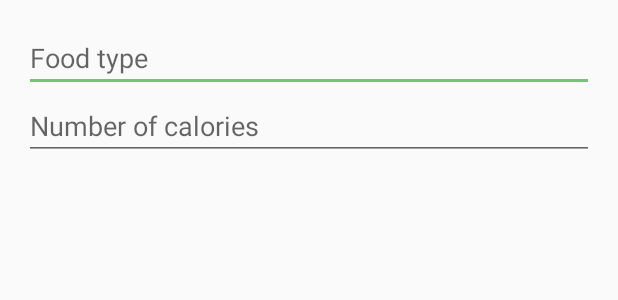
After one commit to kassimii/Self_made, an Android app: the layout layout_dialog.xml on its own in the app's theme, with its tools: preview values and no code run, on a phone screen of 412 x 824 dp. The commit adds this screen. Shown: the top 300 px of the screen. Run offline under Robolectric (Android 15) with nearby library versions, the phone set to English and light mode, and no system bars.

Commit message:
Added: Add new meal type feature & chart

```diff
--- a/app/build.gradle
+++ b/app/build.gradle
@@ -30,4 +30,5 @@ dependencies {
     testImplementation 'junit:junit:4.12'
     androidTestImplementation 'androidx.test.ext:junit:1.1.1'
     androidTestImplementation 'androidx.test.espresso:espresso-core:3.2.0'
+    implementation 'com.github.PhilJay:MPAndroidChart:v3.1.0'
 }
--- a/app/src/main/AndroidManifest.xml
+++ b/app/src/main/AndroidManifest.xml
@@ -13,7 +13,8 @@
         android:roundIcon="@mipmap/ic_launcher_round"
         android:supportsRtl="true"
         android:theme="@style/AppTheme">
-        <activity android:name=".CaloriesCounter"></activity>
+        <activity android:name=".CaloriesConsumedChart"></activity>
+        <activity android:name=".CaloriesCounter" />
         <activity android:name=".ErrorCustomToast" />
         <activity android:name=".ForgotPassword" />
         <activity android:name=".SignUp" />
--- /dev/null
+++ b/app/src/main/java/com/example/self_made/GetCaloriesFromDb.java
@@ -0,0 +1,4 @@
+package com.example.self_made;
+
+public interface GetCaloriesFromDb {
+}
--- /dev/null
+++ b/app/src/main/java/com/example/self_made/NewMealDialogListener.java
@@ -0,0 +1,6 @@
+package com.example.self_made;
+
+public interface NewMealDialogListener {
+    void addFoodType(String foodType, String calories);
+
+}
--- a/app/src/main/res/layout/activity_calories_counter.xml
+++ b/app/src/main/res/layout/activity_calories_counter.xml
@@ -194,7 +194,7 @@
         app:layout_constraintVertical_bias="0.75" />
 
     <Button
-        android:id="@+id/show_meal_log_button"
+        android:id="@+id/show_calories_consumed_chart_button"
         android:layout_width="120dp"
         android:layout_height="70dp"
         android:background="@drawable/custom_orange_button"
--- /dev/null
+++ b/app/src/main/res/layout/layout_dialog.xml
@@ -0,0 +1,26 @@
+<?xml version="1.0" encoding="utf-8"?>
+<RelativeLayout xmlns:android="http://schemas.android.com/apk/res/android"
+    xmlns:app="http://schemas.android.com/apk/res-auto"
+    android:layout_width="match_parent" android:layout_height="match_parent"
+    android:padding="16dp">
+
+
+    <EditText
+        android:id="@+id/edit_food_type"
+        android:layout_width="match_parent"
+        android:layout_height="wrap_content"
+        android:hint="Food type"/>
+
+    <EditText
+        android:id="@+id/edit_calories"
+        android:layout_width="match_parent"
+        android:layout_height="wrap_content"
+        android:hint="Number of calories"
+        android:layout_below="@id/edit_food_type"
+        android:layout_alignParentStart="true"
+        android:layout_alignParentLeft="true"
+        android:inputType="number"/>
+
+
+
+</RelativeLayout>
--- a/build.gradle
+++ b/build.gradle
@@ -19,7 +19,7 @@ allprojects {
     repositories {
         google()
         jcenter()
-
+        maven{url 'https://jitpack.io'}
     }
 }
 
```
Also changed, not shown: app/src/main/java/com/example/self_made/CaloriesConsumedChart.java (added, +63 -0 lines), app/src/main/java/com/example/self_made/CaloriesCounter.java (+47 -32 lines), app/src/main/java/com/example/self_made/NewMealDialog.java (added, +73 -0 lines), app/src/main/res/layout/activity_calories_consumed_chart.xml (added, +14 -0 lines), app/src/main/res/values/strings.xml (+7 -4 lines), 22 other files.
